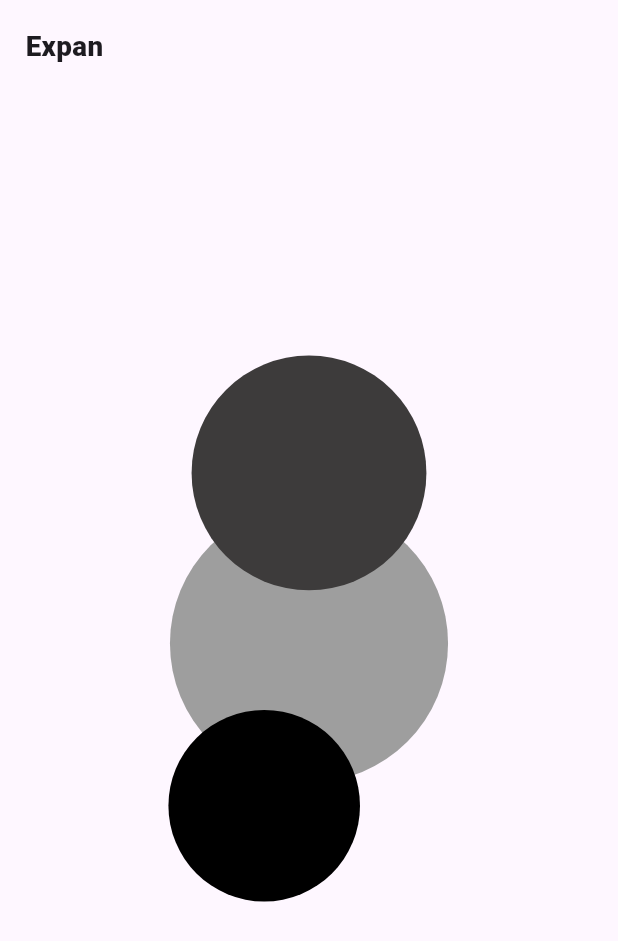
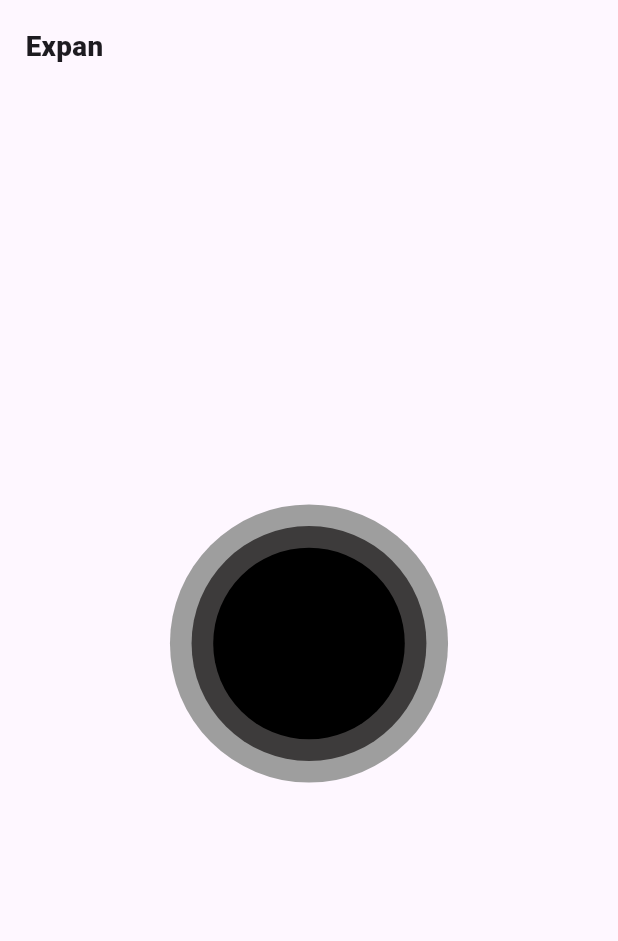
Before and after one commit to MohammadIrtisum/Cr, a Flutter app: the screen it shows after launch, on a phone screen of 412 x 824 dp. Shown: the top 941 px of the screen. Run offline on Flutter 3.47's test engine with Material 3 defaults, Android fonts, the phone set to English and light mode, and no system bars; our stand-ins replace get.

Commit message:
size fixed

```diff
--- a/lib/crazy_ animation.dart
+++ b/lib/crazy_ animation.dart
@@ -8,6 +8,7 @@ class CrazyAnimation extends StatelessWidget {
   Widget build(BuildContext context) {
     var size = Get.size;
     RxBool expanBtn  = false.obs;
+    // var x = size.width > size.height? size.width: size.height;
     return Obx(()=>Scaffold(
       body: SafeArea(
         child: Padding(
@@ -22,8 +23,9 @@ class CrazyAnimation extends StatelessWidget {
                   AnimatedPositioned(
                     duration: const Duration(milliseconds: 355),
                     curve: Curves.easeOut,
-                    top:expanBtn.value?110: 0,
-                    left:expanBtn.value?190: 0,
+                    // top:expanBtn.value?size.width > size.height?size.width*.21+17 :size.height*.21+17:size.width > size.height?0:0,
+                    top:expanBtn.value?size.width*.21+17 : 0,
+                    left:expanBtn.value?size.width*.5-51: 0,
                     child: GestureDetector(
                       onTap: (){
                         expanBtn.value = true;
@@ -135,7 +137,7 @@ class CrazyAnimation extends StatelessWidget {
                   AnimatedPositioned(
                     duration: const Duration(milliseconds: 355),
                     curve: Curves.easeOut,
-                    top: expanBtn.value?0:220,
+                    top: expanBtn.value?0:size.height*.5-size.width*.38*.5,
                     child: AnimatedContainer(
                       duration: const Duration(milliseconds: 355),
                       curve: Curves.easeOut,
@@ -150,8 +152,8 @@ class CrazyAnimation extends StatelessWidget {
                   AnimatedPositioned(
                       duration: const Duration(milliseconds: 355),
                       curve: Curves.easeOut,
-                      bottom:expanBtn.value?35: 240,
-                      right:expanBtn.value?0:155 ,
+                      bottom:expanBtn.value?35: size.height*.5-size.width*.31*.5,
+                      right:expanBtn.value?0:size.width*.5-size.width*.31*.5-17,
                       child: AnimatedContainer(
                           duration: const Duration(milliseconds: 355),
                           curve: Curves.easeOut,
```
